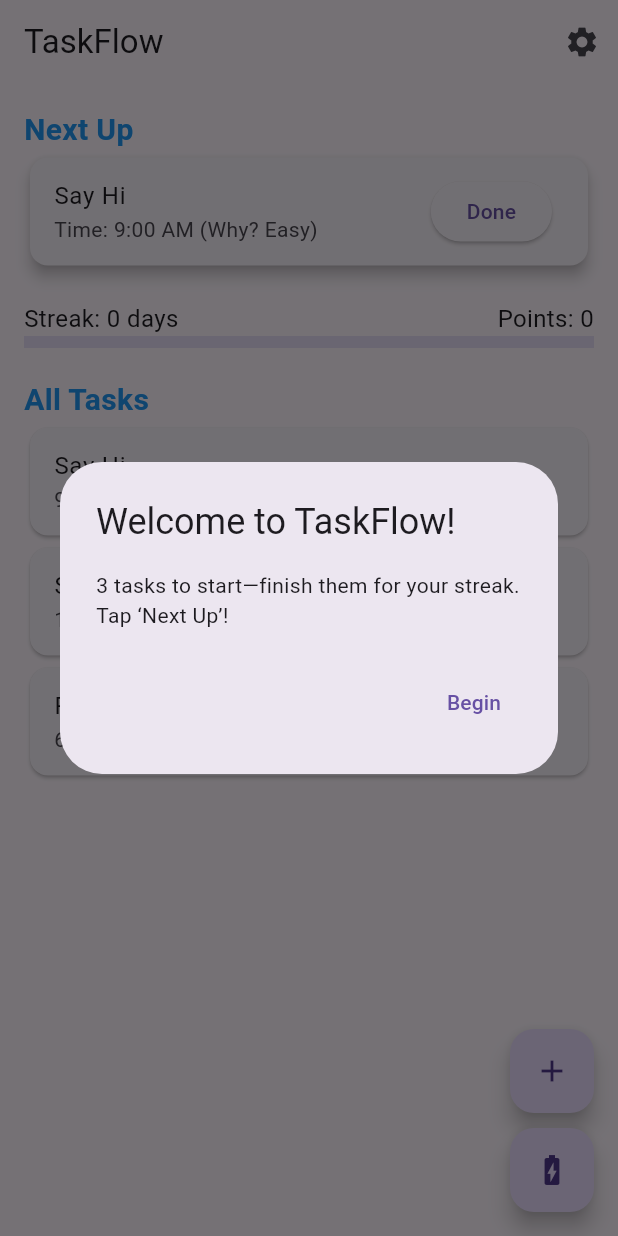
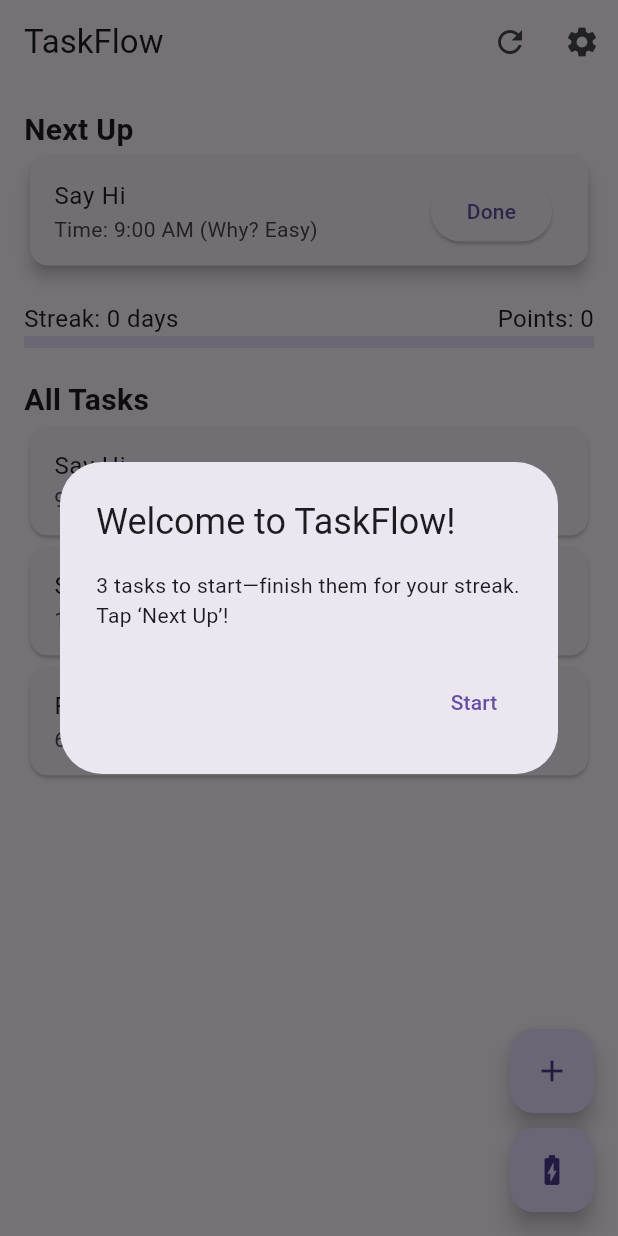
Before and after one commit to AdamKAstro/Taskflow, a Flutter app: the screen it shows after launch, on a phone screen of 412 x 824 dp. Run offline on Flutter 3.47's test engine with Material 3 defaults, Android fonts, the phone set to English and light mode, and no system bars; our stand-ins replace shared_preferences.

Commit message:
Update main.dart
Fix

```diff
--- a/lib/main.dart
+++ b/lib/main.dart
@@ -19,8 +19,7 @@ class TaskFlowHome extends StatefulWidget {
   _TaskFlowHomeState createState() => _TaskFlowHomeState();
 }
 
-class _TaskFlowHomeState extends State<TaskFlowHome> {
-  // State
+class _TaskFlowHomeState extends State<TaskFlowHome> with SingleTickerProviderStateMixin {
   List<Map<String, dynamic>> tasks = [];
   int streak = 0;
   String? lastEnergy;
@@ -35,15 +34,30 @@ class _TaskFlowHomeState extends State<TaskFlowHome> {
   int challengeProgress = 0;
   int points = 0;
   int streakFreezes = 1;
+  late AnimationController _controller;
+  late Animation<Offset> _offsetAnimation;
 
   @override
   void initState() {
     super.initState();
     _loadData();
     Timer.periodic(Duration(seconds: 30), (timer) => _checkEnergyAndReset());
+    _controller = AnimationController(
+      duration: const Duration(milliseconds: 500),
+      vsync: this,
+    );
+    _offsetAnimation = Tween<Offset>(begin: Offset(0, -1), end: Offset.zero).animate(
+      CurvedAnimation(parent: _controller, curve: Curves.easeOut),
+    );
+    _controller.forward();
   }
 
-  // Load data
+  @override
+  void dispose() {
+    _controller.dispose();
+    super.dispose();
+  }
+
   _loadData() async {
     SharedPreferences prefs = await SharedPreferences.getInstance();
     setState(() {
@@ -70,7 +84,6 @@ class _TaskFlowHomeState extends State<TaskFlowHome> {
     if (!challengeActive && streak > 0) _startChallenge();
   }
 
-  // Save data
   _saveData() async {
     SharedPreferences prefs = await SharedPreferences.getInstance();
     prefs.setInt('streak', streak);
@@ -88,7 +101,6 @@ class _TaskFlowHomeState extends State<TaskFlowHome> {
     );
   }
 
-  // Guided Day
   _loadGuidedDay() {
     setState(() {
       tasks = [
@@ -114,14 +126,13 @@ class _TaskFlowHomeState extends State<TaskFlowHome> {
               _saveData();
               Navigator.pop(context);
             },
-            child: Text("Begin"),
+            child: Text("Start"),
           ),
         ],
       ),
     );
   }
 
-  // Energy and streak check
   _checkEnergyAndReset() {
     DateTime now = DateTime.now();
     if (now.hour == 0 && now.minute == 0 && lastReset!.day != now.day) {
@@ -144,7 +155,6 @@ class _TaskFlowHomeState extends State<TaskFlowHome> {
     }
   }
 
-  // Add task
   _addTask(String title, String complexity) {
     TimeOfDay suggestedTime = _suggestTime(complexity, lastEnergy);
     setState(() {
@@ -153,7 +163,6 @@ class _TaskFlowHomeState extends State<TaskFlowHome> {
     _saveData();
   }
 
-  // AI scheduling
   TimeOfDay _suggestTime(String complexity, String? energy) {
     int hour = energy == 'High'
         ? (complexity == 'Hard' ? 10 : complexity == 'Medium' ? 14 : 16)
@@ -163,7 +172,6 @@ class _TaskFlowHomeState extends State<TaskFlowHome> {
     return TimeOfDay(hour: hour, minute: 0);
   }
 
-  // Complete task
   _completeTask(int index) {
     setState(() {
       tasks[index]['done'] = true;
@@ -189,7 +197,6 @@ class _TaskFlowHomeState extends State<TaskFlowHome> {
     _saveData();
   }
 
-  // Start challenge
   _startChallenge() {
     setState(() {
       challengeActive = true;
@@ -204,12 +211,11 @@ class _TaskFlowHomeState extends State<TaskFlowHome> {
       builder: (context) => AlertDialog(
         title: Text(title),
         content: Text(message),
-        actions: [TextButton(onPressed: () => Navigator.pop(context), child: Text("Great!"))],
+        actions: [TextButton(onPressed: () => Navigator.pop(context), child: Text("Nice!"))],
       ),
     );
   }
 
-  // Energy check
   _showEnergyCheck() {
     double _energy = 2.0;
     showDialog(
@@ -250,7 +256,6 @@ class _TaskFlowHomeState extends State<TaskFlowHome> {
     );
   }
 
-  // Add task dialog
   _showAddTaskDialog() {
     String title = '';
     String complexity = 'Medium';
@@ -289,7 +294,6 @@ class _TaskFlowHomeState extends State<TaskFlowHome> {
     );
   }
 
-  // Settings & Shop
   _showSettingsDialog() {
     String tempFreq = energyFrequency;
     showDialog(
@@ -357,8 +361,23 @@ class _TaskFlowHomeState extends State<TaskFlowHome> {
       theme: darkModeUnlocked && streak >= 7 ? ThemeData.dark() : ThemeData(primarySwatch: Colors.blue),
       home: Scaffold(
         appBar: AppBar(
-          title: Text("TaskFlow"),
+          title: SlideTransition(
+            position: _offsetAnimation,
+            child: Text("TaskFlow"),
+          ),
           actions: [
+            IconButton(
+              icon: Icon(Icons.refresh),
+              onPressed: () {
+                setState(() {
+                  streak = 0;
+                  tasks.clear();
+                  _saveData();
+                });
+                ScaffoldMessenger.of(context).showSnackBar(SnackBar(content: Text("Streak Reset!")));
+              },
+              tooltip: "Reset Streak",
+            ),
             IconButton(
               icon: Icon(Icons.settings),
               onPressed: _showSettingsDialog,
@@ -370,7 +389,7 @@ class _TaskFlowHomeState extends State<TaskFlowHome> {
           child: Column(
             crossAxisAlignment: CrossAxisAlignment.start,
             children: [
-              Text("Next Up", style: TextStyle(fontSize: 20, fontWeight: FontWeight.bold, color: Colors.blue)),
+              Text("Next Up", style: TextStyle(fontSize: 20, fontWeight: FontWeight.bold)),
               tasks.isNotEmpty
                   ? Card(
                       elevation: 4,
@@ -401,7 +420,7 @@ class _TaskFlowHomeState extends State<TaskFlowHome> {
                   child: Text("Challenge: $challengeProgress/2 tasks", style: TextStyle(color: Colors.orange)),
                 ),
               SizedBox(height: 20),
-              Text("All Tasks", style: TextStyle(fontSize: 20, fontWeight: FontWeight.bold, color: Colors.blue)),
+              Text("All Tasks", style: TextStyle(fontSize: 20, fontWeight: FontWeight.bold)),
               Expanded(
                 child: ListView.builder(
                   itemCount: tasks.length,
```
